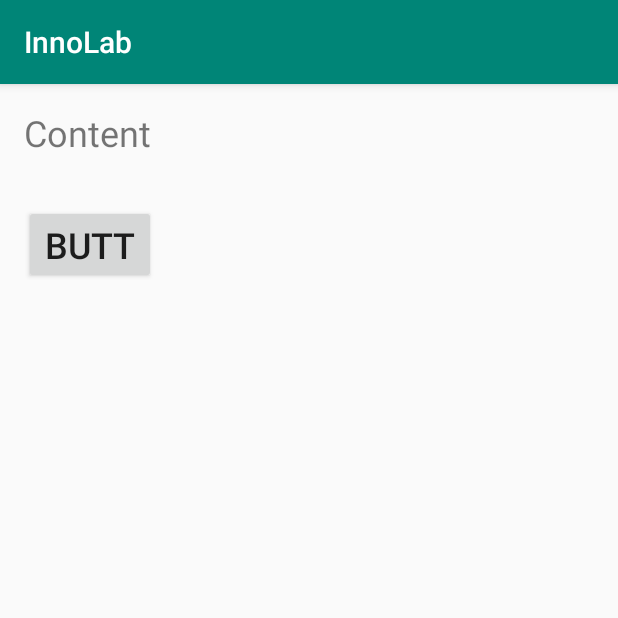
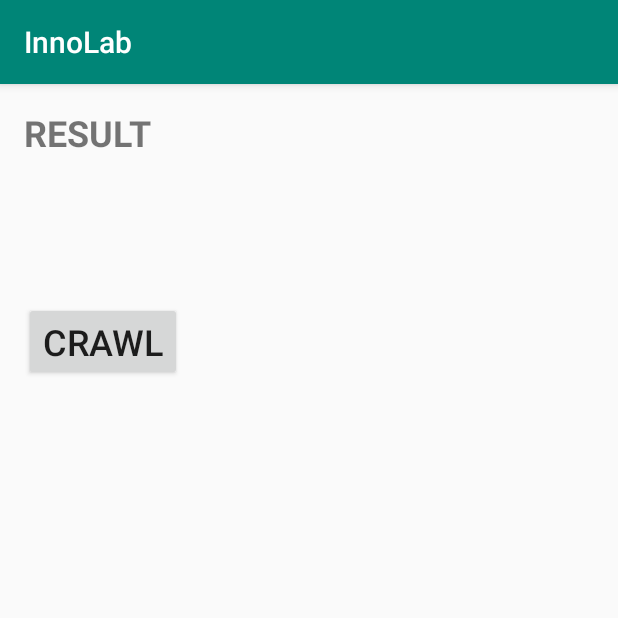
Before and after one commit to Aarya03/Career_Crawler, an Android app: the CrawlActivity screen opened directly, with no data from a screen before it, on a phone screen of 412 x 824 dp, the top half of it. Run offline under Robolectric (Android 15) with nearby library versions, the phone set to English and light mode, and no system bars.

Commit message:
Added the crawl functionality for an item

```diff
--- a/app/src/main/java/com/example/android/innolab/CrawlActivity.java
+++ b/app/src/main/java/com/example/android/innolab/CrawlActivity.java
@@ -12,7 +12,7 @@ import android.widget.Toast;
 
 public class CrawlActivity extends AppCompatActivity {
     int id;
-    Button but;
+    String name;
     TextView textView;
     @Override
     protected void onCreate(Bundle savedInstanceState) {
@@ -20,13 +20,12 @@ public class CrawlActivity extends AppCompatActivity {
         setContentView(R.layout.activity_crawl);
         Intent intent=getIntent();
         id=intent.getIntExtra("id",0);
+        name=intent.getStringExtra("name");
         textView=(TextView)findViewById(R.id.text1);
-        but=(Button)findViewById(R.id.but);
-        but.setOnClickListener(new View.OnClickListener() {
-            @Override
-            public void onClick(View v) {
-                textView.setText(String.valueOf(id));
-            }
-        });
+    }
+    public void onCrawl(View view) {
+        CrawlWorker crawlWorker=new CrawlWorker(this,this);
+        crawlWorker.execute(String.valueOf(id));
+        textView.setText("Crawling For "+name);
     }
 }
--- a/app/src/main/java/com/example/android/innolab/MainWorker.java
+++ b/app/src/main/java/com/example/android/innolab/MainWorker.java
@@ -68,6 +68,7 @@ public class MainWorker extends AppCompatActivity implements TextWatcher {
                             Item item= (Item) parent.getItemAtPosition(position);
                             Intent intent=new Intent(getApplicationContext(),CrawlActivity.class);
                             intent.putExtra("id",item.getID());
+                            intent.putExtra("name",item.getName());
                             startActivity(intent);
                         }
                     });
--- a/app/src/main/res/layout/activity_crawl.xml
+++ b/app/src/main/res/layout/activity_crawl.xml
@@ -3,21 +3,34 @@
     xmlns:app="http://schemas.android.com/apk/res-auto"
     xmlns:tools="http://schemas.android.com/tools"
     android:layout_width="match_parent"
-    android:layout_height="match_parent"
+    android:layout_height="wrap_content"
     android:orientation="vertical"
     tools:context=".CrawlActivity">
+    <TextView
+        android:layout_width="wrap_content"
+        android:layout_height="wrap_content"
+        android:layout_margin="16dp"
+        android:textSize="24sp"
+        android:textStyle="bold"
+        android:scrollbars = "vertical"
+        android:text="RESULT" />
     <TextView
         android:id="@+id/text1"
         android:layout_width="wrap_content"
         android:layout_height="wrap_content"
         android:layout_margin="16dp"
         android:textSize="24sp"
-        android:text="Content" />
+        android:enabled="true"
+        android:textIsSelectable="true"
+        android:focusable="true"
+        android:longClickable="true"
+        android:scrollbars = "vertical"/>
     <Button
         android:id="@+id/but"
         android:layout_width="wrap_content"
         android:layout_height="wrap_content"
         android:layout_margin="16dp"
         android:textSize="24sp"
-        android:text="Butt" />
+        android:text="CRAWL"
+        android:onClick="onCrawl"/>
 </LinearLayout>
```
Also changed, not shown: app/src/main/java/com/example/android/innolab/CrawlWorker.java (added, +123 -0 lines).
